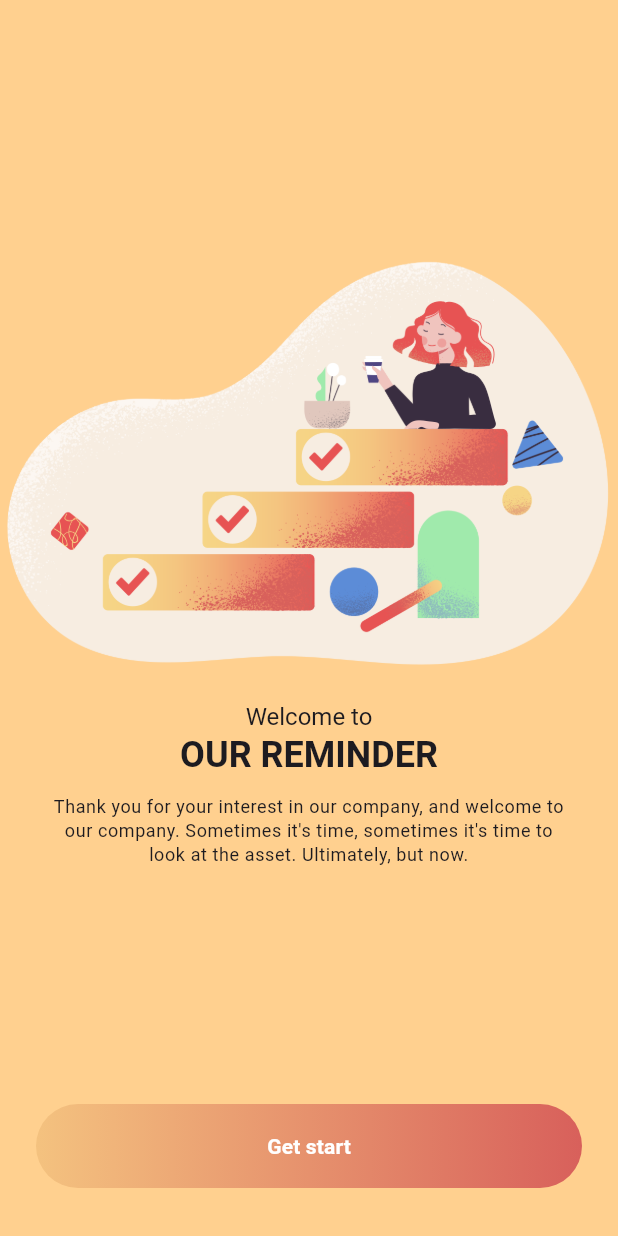
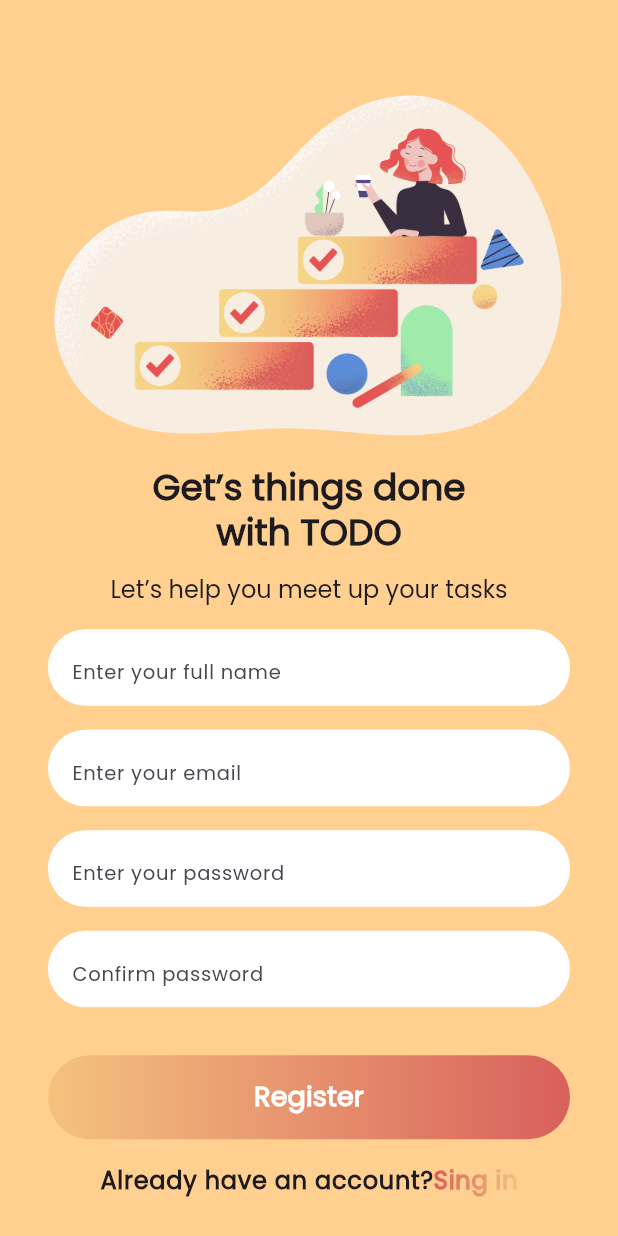
Before and after one commit to MeZeksan/todo_brsk, a Flutter app: the screen it shows after launch, on a phone screen of 412 x 824 dp. Run offline on Flutter 3.47's test engine with Material 3 defaults, Android fonts, the phone set to English and light mode, and no system bars; drawn by our look-alikes of simple_gradient_text; our stand-ins replace firebase_core; accounts and stored records are empty.

Commit message:
Экран регистрации

```diff
--- /dev/null
+++ b/lib/features/registration_screen/screens/registration_screen.dart
@@ -0,0 +1,48 @@
+import 'package:flutter/material.dart';
+import 'package:todo_brsk/features/registration_screen/widgets/widgets.dart';
+
+class RegistrationScreen extends StatelessWidget {
+  const RegistrationScreen({super.key});
+
+  @override
+  Widget build(BuildContext context) {
+    return Scaffold(
+      body: Padding(
+        padding: const EdgeInsets.fromLTRB(32, 24, 32, 0),
+        child: Center(
+          child: Column(
+            mainAxisAlignment: MainAxisAlignment.center,
+            children: [
+              Image.asset("assets/images/cafe.png"),
+              Text('Get’s things done\nwith TODO',
+                textAlign: TextAlign.center,
+                style: Theme.of(context).textTheme.headlineLarge,
+              ),
+              const SizedBox(height:12),
+              Text('Let’s help you meet up your tasks',
+              style: Theme.of(context).textTheme.headlineSmall,),
+              const SizedBox(height:16),
+              const RoundTextField(hint: 'Enter your full name'),
+              const SizedBox(height:16),
+              const RoundTextField(hint: 'Enter your email'),
+              const SizedBox(height:16),
+              const RoundTextField(hint: 'Enter your password'),
+              const SizedBox(height:16),
+              const RoundTextField(hint: 'Confirm password'),
+              const SizedBox(height:32),
+              const GetStartButton(text: 'Register'),
+              const SizedBox(height:16),
+              Row(
+                mainAxisAlignment: MainAxisAlignment.center,
+                children: [
+                  Text('Already have an account?',
+                    style: Theme.of(context).textTheme.labelSmall,),
+                  const ButtonText(text: 'Sing in'),
+                ],)
+            ],
+          ),
+        ),
+      )
+    );
+  }
+}
--- /dev/null
+++ b/lib/features/registration_screen/screens/view.dart
@@ -0,0 +1 @@
+export 'registration_screen.dart';
--- /dev/null
+++ b/lib/features/registration_screen/widgets/button_text.dart
@@ -0,0 +1,28 @@
+
+import 'package:flutter/material.dart';
+import 'package:simple_gradient_text/simple_gradient_text.dart';
+import 'package:todo_brsk/features/welcome_screen/screens/view.dart';
+
+class ButtonText extends StatelessWidget {
+  final String text;
+  const ButtonText({
+    super.key, required this.text,
+  });
+
+  @override
+  Widget build(BuildContext context) {
+    return GestureDetector(
+      onTap: () {
+        Navigator.push(
+          context,
+          MaterialPageRoute(builder: (context) => WelcomeScreen()),
+        );
+      },
+      child: GradientText(
+        text,
+        style: Theme.of(context).textTheme.labelSmall,
+        colors: const [Color(0xffD8605B), Color(0xffF4C27F)],
+      ),
+    );
+  }
+}
--- /dev/null
+++ b/lib/features/registration_screen/widgets/round_text_field.dart
@@ -0,0 +1,31 @@
+
+import 'package:flutter/material.dart';
+
+class RoundTextField extends StatelessWidget {
+  final String hint;
+  const RoundTextField({
+    super.key,
+    required this.hint,
+  });
+
+  @override
+  Widget build(BuildContext context) {
+    return SizedBox(
+      height: 51,
+      child: TextField(
+        decoration: InputDecoration(
+          hintStyle: const TextStyle(
+            fontSize: 13
+          ),
+          hintText: hint,
+          filled: true,
+          fillColor: Colors.white,
+          border: OutlineInputBorder(
+            borderRadius:  BorderRadius.circular(25.0),
+            borderSide: BorderSide.none
+          )
+        ),
+      ),
+    );
+  }
+}
--- /dev/null
+++ b/lib/features/registration_screen/widgets/widgets.dart
@@ -0,0 +1,3 @@
+export 'round_text_field.dart';
+export 'package:todo_brsk/features/welcome_screen/widgets/get_start_button.dart';
+export 'button_text.dart';
--- a/lib/features/welcome_screen/widgets/get_start_button.dart
+++ b/lib/features/welcome_screen/widgets/get_start_button.dart
@@ -25,6 +25,7 @@ class GetStartButton extends StatelessWidget {
               child:
               Text(text,
                 style: const TextStyle(
+                  fontSize: 18,
                     color: Colors.white,
                     fontWeight: FontWeight.bold
                 ),),
--- a/lib/internal/app.dart
+++ b/lib/internal/app.dart
@@ -1,5 +1,6 @@
 import 'package:flutter/material.dart';
-import 'package:todo_brsk/features/welcome_screen/welcome.dart';
+import 'package:todo_brsk/features/registration_screen/screens/view.dart';
+import 'package:todo_brsk/features/welcome_screen/screens/view.dart';
 
 class App extends StatelessWidget {
   const App({super.key});
@@ -9,10 +10,12 @@ class App extends StatelessWidget {
     return MaterialApp(
       title: 'ToDo App',
       theme: ThemeData(
+        fontFamily: 'Poppins',
         textTheme: const TextTheme(
           headlineSmall: TextStyle(fontSize: 16.0),
-          headlineLarge: TextStyle(fontSize: 24.0, fontWeight: FontWeight.bold),
-          bodySmall: TextStyle(fontSize: 12)
+          headlineLarge: TextStyle(fontSize: 24.0,fontWeight: FontWeight.bold),
+          bodySmall: TextStyle(fontSize: 12),
+          labelSmall: TextStyle( fontSize: 16, fontWeight: FontWeight.bold)
         ),
         scaffoldBackgroundColor: const Color(0xffffd08f),
         elevatedButtonTheme:
@@ -24,7 +27,7 @@ class App extends StatelessWidget {
       ),
       ),
 
-      home: WelcomeScreen(),
+      home: const RegistrationScreen(),
     );
   }
 }
```
Also changed, not shown: pubspec.yaml (+8 -29 lines), assets/fonts/Poppins-Regular.ttf (added), pubspec.lock.
